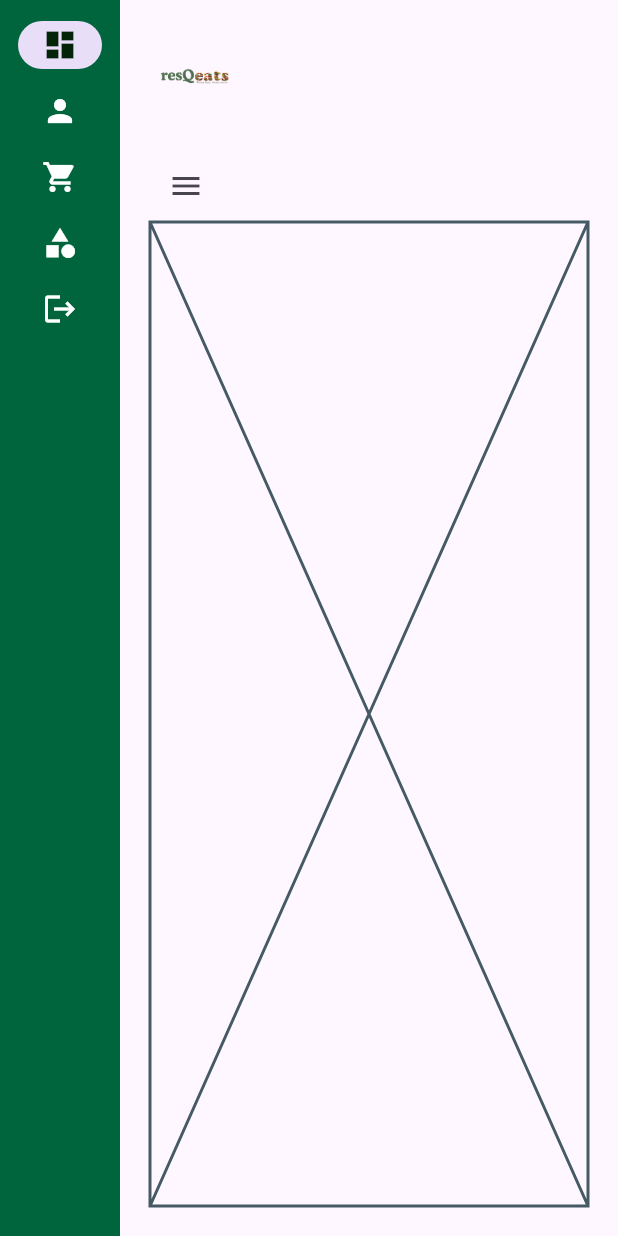
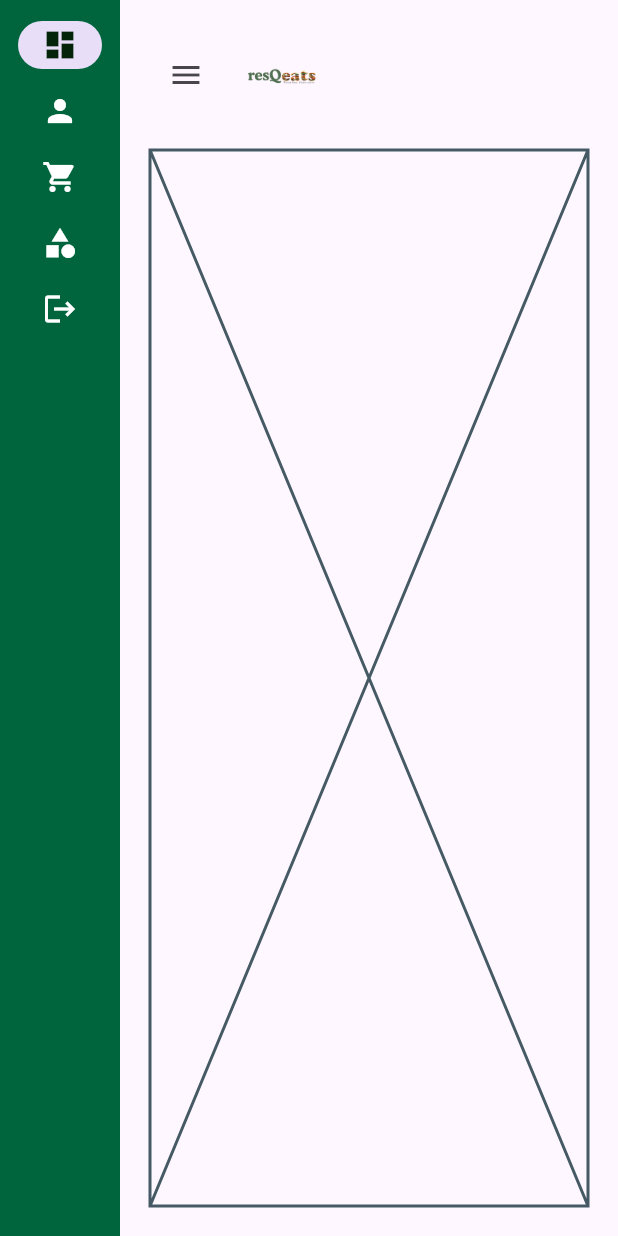
Before and after one commit to Saif-Yahyaoui/Flutter, a Flutter app: the screen it shows after launch, on a phone screen of 412 x 824 dp. Run offline on Flutter 3.47's test engine with Material 3 defaults, Android fonts, the phone set to English and light mode, and no system bars; network calls fail.

Commit message:
modification dashboard screen

```diff
--- a/lib/dashboard/dashboard_screen.dart
+++ b/lib/dashboard/dashboard_screen.dart
@@ -71,14 +71,10 @@ class _DashboardScreenState extends State<DashboardScreen> {
                 mainAxisAlignment: MainAxisAlignment.start,
                 crossAxisAlignment: CrossAxisAlignment.start,
                 children: [
-                  Image.asset(
-                    'images/logoflutter.png',
-                    height: 60,
-                    width: 60,
-                  ),
-                  SizedBox(height: 20.0),
                   Row(
                     mainAxisAlignment: MainAxisAlignment.spaceBetween,
+                    children: [
+                      Row(
                         children: [
                           IconButton(
                             onPressed: () {
@@ -88,9 +84,18 @@ class _DashboardScreenState extends State<DashboardScreen> {
                             },
                             icon: Icon(Icons.menu),
                           ),
+                          SizedBox(width: 10.0),
+                          Image.asset(
+                            'images/logoflutter.png',
+                            height: 60,
+                            width: 60,
+                          ),
+                        ],
+                      ),
                       // Ajouter d'autres éléments ici si nécessaire
                     ],
                   ),
+                  SizedBox(height: 20.0),
                   // Affichage de l'écran actif
                   Expanded(
                     child: IndexedStack(
```
Lines whose indentation alone changed are shown as unchanged.
